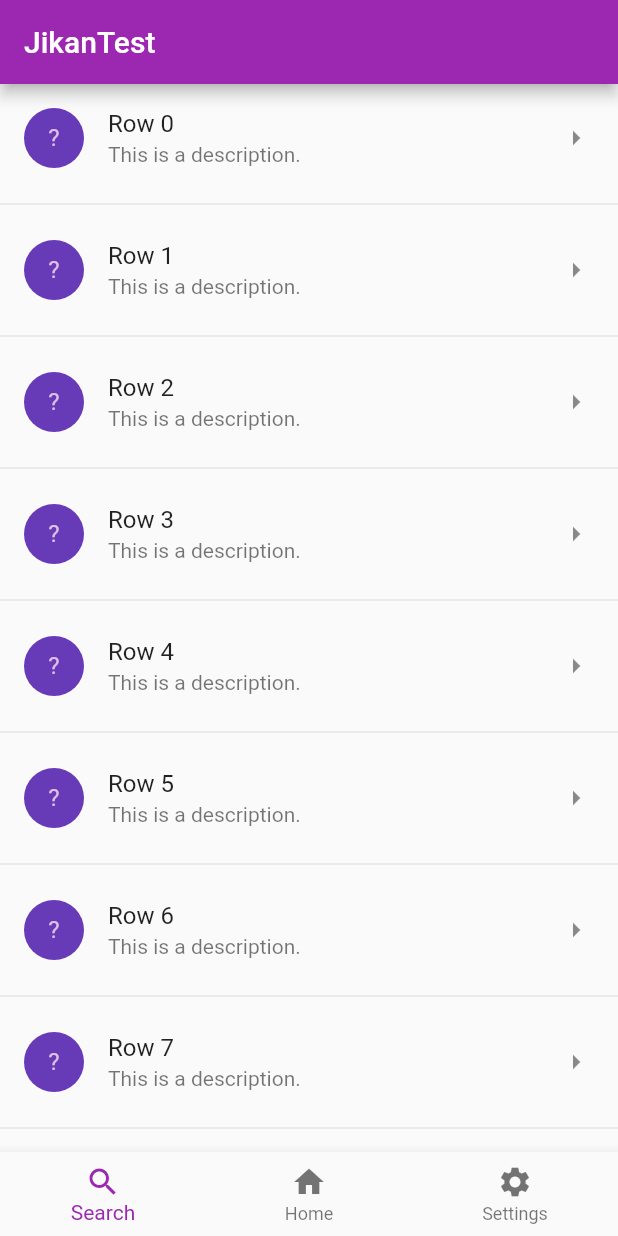
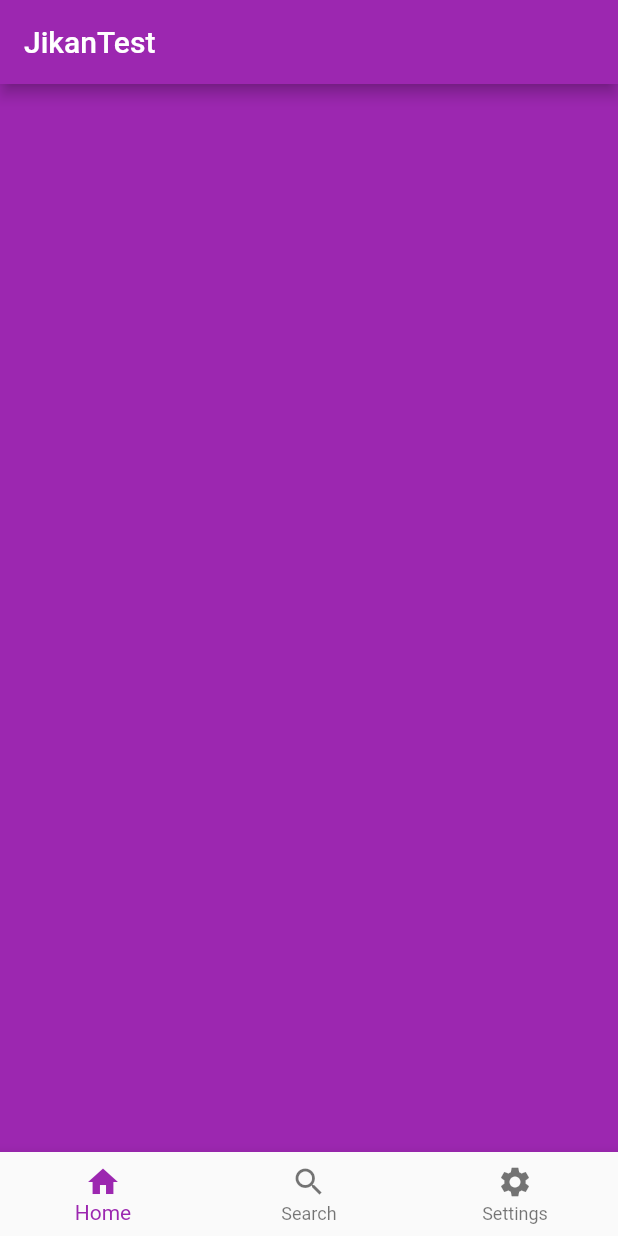
Before and after one commit to 9kimgu/jikanganai, a Flutter app: the screen it shows after launch, on a phone screen of 412 x 824 dp. Run offline on Flutter 3.47's test engine with Material 2 defaults, Android fonts, the phone set to English and light mode, and no system bars; missing offline and left inert: jikan_dart.

Commit message:
separarted different views into different files, navbar on bottom

```diff
--- a/lib/homeView.dart
+++ b/lib/homeView.dart
@@ -0,0 +1,14 @@
+import 'package:flutter/material.dart';
+
+class PlaceholderWidget2 extends StatelessWidget {
+  final Color color;
+
+  PlaceholderWidget2(this.color);
+
+  @override
+  Widget build(BuildContext context) {
+    return Container(
+      color: color,
+    );
+  }
+}
--- a/lib/main.dart
+++ b/lib/main.dart
@@ -1,6 +1,8 @@
 import 'package:flutter/material.dart';
 import 'package:jikan_dart/jikan_dart.dart';
 import 'package:jikanganai/searchView.dart';
+import 'package:jikanganai/homeView.dart';
+import 'package:jikanganai/settingsView.dart';
 
 void main() => runApp(MyApp());
 
@@ -46,6 +48,12 @@ class MyHomePage extends StatefulWidget {
 }
 
 class _MyHomePageState extends State<MyHomePage> {
+  int _currentIndex = 0;
+  final List<Widget> _children =[
+    PlaceholderWidget2(Colors.purple),
+    searchWidget(),
+    PlaceholderWidget(Colors.amber),
+  ];
 
   @override
   Widget build(BuildContext context) {
@@ -61,17 +69,18 @@ class _MyHomePageState extends State<MyHomePage> {
         // the App.build method, and use it to set our appbar title.
         title: Text(widget.title),
       ),
-      body: listWidget(),
+      body: _children[_currentIndex],
       bottomNavigationBar: BottomNavigationBar(
-        currentIndex: 0,
+        onTap: onTabTapped,
+        currentIndex: _currentIndex,
         items: [
+          BottomNavigationBarItem(
+            icon: new Icon(Icons.home),
+            title: new Text('Home'),
+          ),
           BottomNavigationBarItem(
             icon: new Icon(Icons.search),
             title: new Text('Search'),
-          ),
-          BottomNavigationBarItem(
-            icon: new Icon(Icons.home),
-            title: new Text('Home'),
           ),
           BottomNavigationBarItem(
             icon: new Icon(Icons.settings),
@@ -82,52 +91,11 @@ class _MyHomePageState extends State<MyHomePage> {
     );
   }
 
-  Widget listWidget(){
-      return ListView.separated(
-        itemCount: 100,
-        itemBuilder: (BuildContext context, int index) {
-          return ListTile(
-            leading: CircleAvatar(
-              backgroundColor: Colors.deepPurple,
-              child: Text('?'),
-            ),
-            title: Text('Row $index'),
-            subtitle: Text('This is a description.'),
-            trailing: Icon(Icons.arrow_right),
-            onTap: (){
-              _toDetailsScreen(context);
-            },
-          );
-        },
-        separatorBuilder: (context, index){
-          return Divider();
-      },
-      );
+  void onTabTapped(int index){
+    setState((){
+      _currentIndex = index;
+    });
+
   }
-  void _toDetailsScreen(BuildContext context){
-    Navigator.push(
-        context,
-        MaterialPageRoute(
-          builder: (context) => DetailsScreen(),
-        )
-    );
-  }
+
 }
-
-class DetailsScreen extends StatelessWidget{
-  @override
-  Widget build(BuildContext context){
-    return Scaffold(
-      appBar: AppBar(
-          title: Text('Title'),
-        leading: IconButton(icon: Icon(Icons.keyboard_arrow_left),
-        onPressed: (){
-          _backToList(context);
-        },),
-      ),
-    );
-  }
-  void _backToList(BuildContext context){
-    Navigator.pop(context);
-  }
-}
```
Also changed, not shown: lib/searchView.dart (+47 -21 lines), lib/settingsView.dart (+14 -0 lines).
